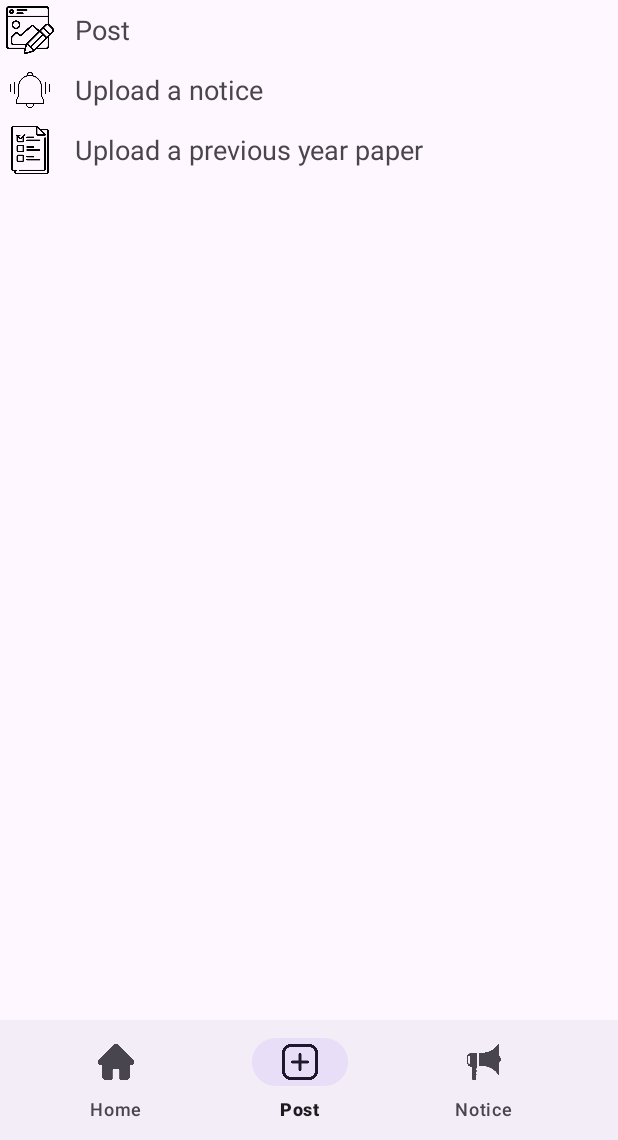
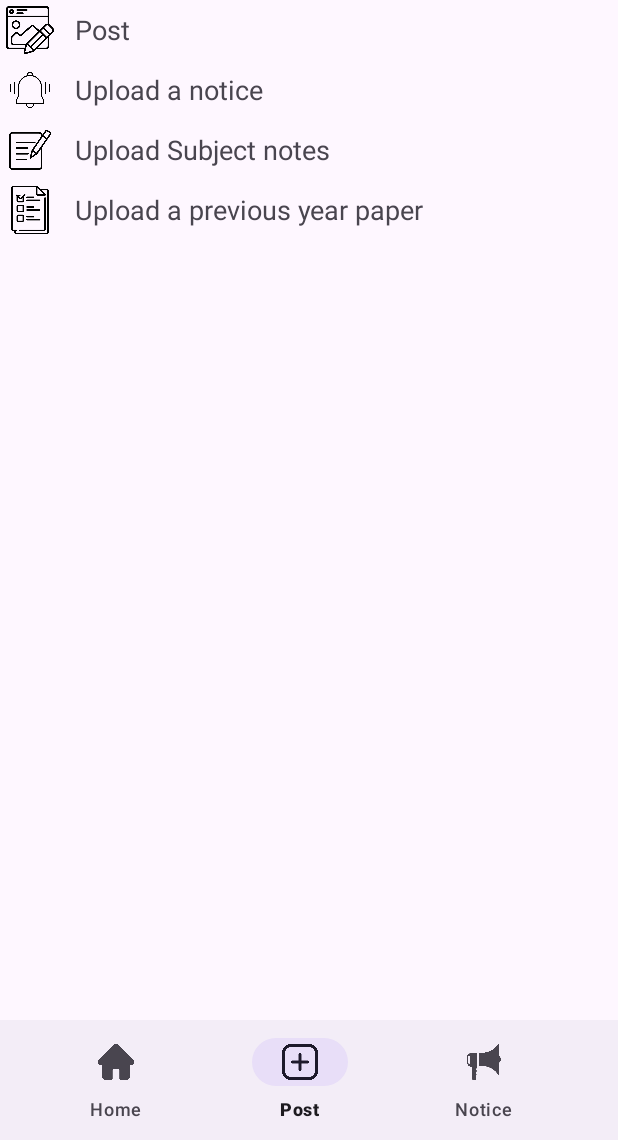
Before and after one commit to Ehtisham-Umar-Ansari/PYQ-s-LU, an Android app: the screen it shows after launch once a user with an empty profile is signed in (MainActivity), item 2 of the bottom bar chosen, on a phone screen of 412 x 824 dp, the part 96-1236 px from its top. Run offline under Robolectric (Android 15) with nearby library versions, the phone set to English and light mode, and no system bars; our stand-ins replace Firebase (no records; nobody signed in at launch, a user with empty details on screens opened directly), Picasso; libraries missing offline, so code that uses them is left out: com.github.marlonlom.utilities; pictures from the network do not load.

Commit message:
Second Commit: bugs fixed, Notes upload functionality added.

```diff
--- a/app/src/main/java/com/example/eadevelops/pyqslu/RegisterActivity.kt
+++ b/app/src/main/java/com/example/eadevelops/pyqslu/RegisterActivity.kt
@@ -53,6 +53,7 @@ class RegisterActivity : AppCompatActivity() {
 
         binding.login.setOnClickListener {
             startActivity(Intent(this, LoginActivity::class.java))
+            finish()
         }
 
         user = User()
@@ -85,9 +86,6 @@ class RegisterActivity : AppCompatActivity() {
                             .addOnCompleteListener {
 
                                 if (task.isSuccessful){
-                                    binding.userName.editText?.setText("")
-                                    binding.userEmail.editText?.setText("")
-                                    binding.userPassword.editText?.setText("")
                                     registerUser()
                                 } else {
                                     Toast.makeText(
--- a/app/src/main/java/com/example/eadevelops/pyqslu/activities/UploadPYQActivity.kt
+++ b/app/src/main/java/com/example/eadevelops/pyqslu/activities/UploadPYQActivity.kt
@@ -68,7 +68,7 @@ class UploadPYQActivity : AppCompatActivity() {
         }
 
         storageReference = FirebaseStorage.getInstance().reference.child(PDF_FOLDER)
-        dataBaseReference = FirebaseDatabase.getInstance().reference.child(PDFs)
+        dataBaseReference = FirebaseDatabase.getInstance().reference.child(PDFs).child("PYQ")
 
         binding.pdfDataUpload.setOnClickListener {
             binding.progressBar.visibility = View.VISIBLE
@@ -106,11 +106,12 @@ class UploadPYQActivity : AppCompatActivity() {
             val fileReference = storage.reference.child("$PDF_FOLDER/$fileName")
             fileReference.metadata.addOnSuccessListener {
                 Toast.makeText(this, "PDF already Exist", Toast.LENGTH_SHORT).show()
+                binding.progressBar.visibility = View.GONE
             }.addOnFailureListener {
                 uploadDoc(fileName)
             }
         }
-}
+    }
 
     private fun uploadDoc(fileName: String) {
         val mStorageRef = storageReference.child(fileName)
--- a/app/src/main/java/com/example/eadevelops/pyqslu/fragments/bottom_nav/AddFragment.kt
+++ b/app/src/main/java/com/example/eadevelops/pyqslu/fragments/bottom_nav/AddFragment.kt
@@ -7,6 +7,7 @@ import android.view.View
 import android.view.ViewGroup
 import com.example.eadevelops.pyqslu.activities.GeneralPostActivity
 import com.example.eadevelops.pyqslu.activities.NoticeActivity
+import com.example.eadevelops.pyqslu.activities.UploadNotesActivity
 import com.example.eadevelops.pyqslu.activities.UploadPYQActivity
 import com.example.eadevelops.pyqslu.databinding.FragmentAddBinding
 import com.google.android.material.bottomsheet.BottomSheetDialogFragment
@@ -34,6 +35,10 @@ class AddFragment : BottomSheetDialogFragment() {
             startActivity(Intent(requireContext(), NoticeActivity::class.java))
         }
 
+        binding.uploadNotes.setOnClickListener{
+            startActivity(Intent(requireContext(), UploadNotesActivity::class.java))
+        }
+
         binding.uploadPyq.setOnClickListener{
             startActivity(Intent(requireContext(), UploadPYQActivity::class.java))
         }
--- a/app/src/main/res/layout/activity_pyqs.xml
+++ b/app/src/main/res/layout/activity_pyqs.xml
@@ -108,7 +108,8 @@
             android:id="@+id/view"
             android:layout_width="match_parent"
             android:layout_height="2dp"
-            android:layout_margin="20dp"
+            android:layout_marginTop="20dp"
+            android:layout_marginBottom="20dp"
             android:background="@color/lavender" />
 
         <androidx.appcompat.widget.AppCompatButton
--- a/app/src/main/res/layout/fragment_add.xml
+++ b/app/src/main/res/layout/fragment_add.xml
@@ -51,6 +51,28 @@
     </LinearLayout>
 
     <LinearLayout
+        android:id="@+id/upload_notes"
+        android:layout_width="match_parent"
+        android:layout_height="wrap_content"
+        android:orientation="horizontal">
+
+        <ImageView
+            android:layout_width="40dp"
+            android:layout_height="40dp"
+            android:padding="4dp"
+            android:src="@drawable/notes"/>
+
+        <TextView
+            android:layout_width="wrap_content"
+            android:layout_height="wrap_content"
+            android:layout_gravity="center"
+            android:textSize="18sp"
+            android:layout_marginStart="10dp"
+            android:text="@string/notes"/>
+
+    </LinearLayout>
+
+    <LinearLayout
         android:id="@+id/upload_pyq"
         android:layout_width="match_parent"
         android:layout_height="wrap_content"
--- a/app/src/main/res/menu/nav_drawer_menu.xml
+++ b/app/src/main/res/menu/nav_drawer_menu.xml
@@ -11,13 +11,20 @@
             android:title="Search PYQs"/>
 
         <item
+            android:id="@+id/nav_notes"
+            android:icon="@drawable/notes_search"
+            android:title="Search Notes"/>
+
+        <item
             android:id="@+id/nav_uni_web"
             android:icon="@drawable/uni_web"
             android:title="LU's official page"/>
-        <item
-            android:id="@+id/nav_share"
-            android:icon="@drawable/share"
-            android:title="Share"/>
+
+<!--        <item-->
+<!--            android:id="@+id/nav_share"-->
+<!--            android:icon="@drawable/share"-->
+<!--            android:title="Share"/>-->
+
         <item
             android:id="@+id/nav_about"
             android:icon="@drawable/information"
--- a/app/src/main/res/values-night/themes.xml
+++ b/app/src/main/res/values-night/themes.xml
@@ -15,4 +15,9 @@
         <item name="android:statusBarColor">@android:color/transparent</item>
         <!-- Customize your theme here. -->
     </style>
+    <!-- Base application theme. -->
+    <style name="Base.Theme.PYQsLU" parent="Theme.Material3.DayNight.NoActionBar">
+        <!-- Customize your dark theme here. -->
+        <!-- <item name="colorPrimary">@color/my_dark_primary</item> -->
+    </style>
 </resources>
--- a/app/src/main/res/values/dimens.xml
+++ /dev/null
@@ -1,5 +0,0 @@
-<resources>
-    <!-- Default screen margins, per the Android Design guidelines. -->
-    <dimen name="activity_horizontal_margin">16dp</dimen>
-    <dimen name="activity_vertical_margin">16dp</dimen>
-</resources>
--- a/app/src/main/res/values/strings.xml
+++ b/app/src/main/res/values/strings.xml
@@ -27,6 +27,7 @@
     <string name="upload_post">Upload a post</string>
     <string name="upload_notice">Upload a notice</string>
     <string name="pyq">Upload a previous year paper</string>
+    <string name="notes">Upload Subject notes</string>
     <string name="disclaimer">Your post may appear in other\'s feeds and can be seen under the post section and also on your profile page</string>
     <string name="disclaimer_notice">This notice may appear in other\'s feeds and can be seen under the notice section below and also on your profile page</string>
     <string name="post">Post</string>
@@ -39,6 +40,7 @@
     <string name="branch_text">Branch</string>
     <string name="type_text">Type</string>
     <string name="semester_text">Enter Semester Number</string>
+    <string name="unit_text">Enter Unit Number</string>
     <string name="show_all">Show All</string>
     <string name="get">Get</string>
     <string name="subject_text">Enter Subject Name</string>
@@ -71,10 +73,12 @@
 
 
     <string-array name="Course">
+        <item>BALLB </item>
         <item>BBA </item>
         <item>BCA </item>
         <item>B Pharma </item>
         <item>B Tech </item>
+        <item>LLB </item>
         <item>MBA </item>
     </string-array>
 
@@ -93,4 +97,5 @@
         <item>Make Up Exam </item>
         <item>End Sem </item>
     </string-array>
+
 </resources>
--- a/app/src/main/res/values/themes.xml
+++ b/app/src/main/res/values/themes.xml
@@ -15,5 +15,10 @@
         <item name="android:statusBarColor">@android:color/transparent</item>
         <!-- Customize your theme here. -->
     </style>
+    <!-- Base application theme. -->
+    <style name="Base.Theme.PYQsLU" parent="Theme.Material3.DayNight.NoActionBar">
+        <!-- Customize your light theme here. -->
+        <!-- <item name="colorPrimary">@color/my_light_primary</item> -->
+    </style>
 
 </resources>
```
Also changed, not shown: app/src/main/AndroidManifest.xml (+9 -3 lines), app/src/main/java/com/example/eadevelops/pyqslu/activities/MainActivity.kt (+6 -1 lines), app/src/main/res/drawable/notes.png (added).
